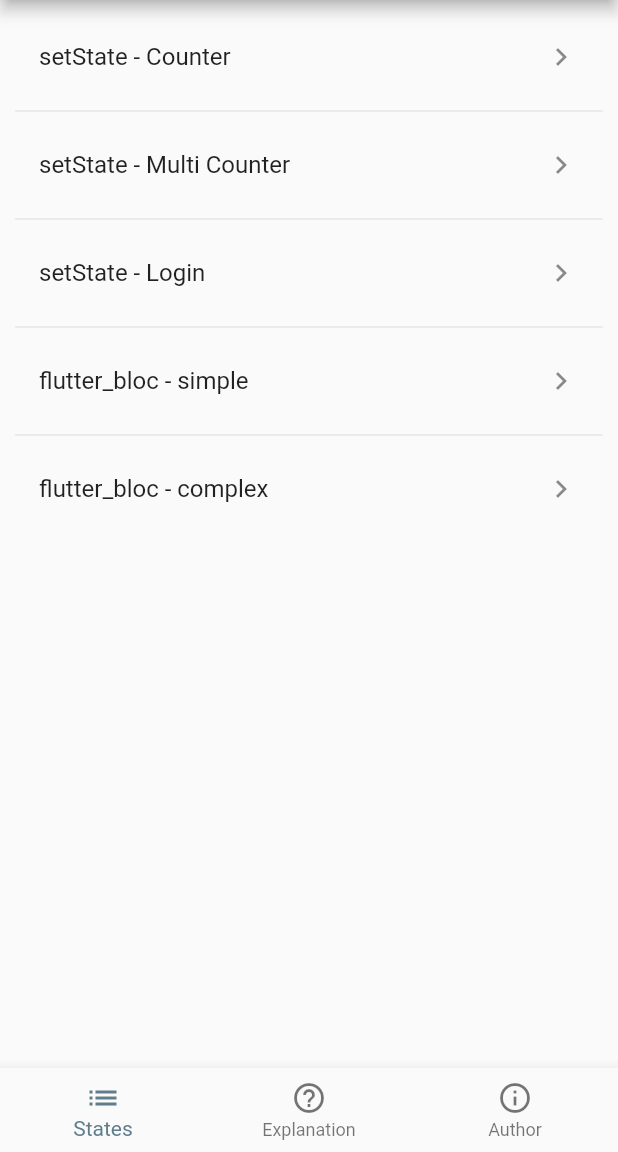
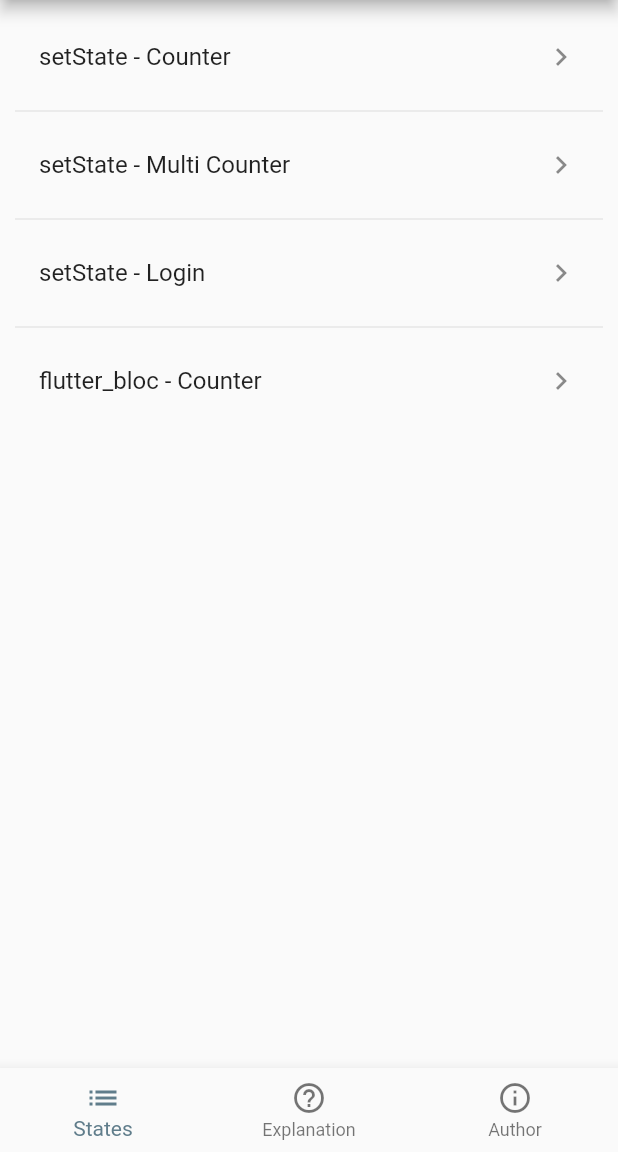
Before and after one commit to fluttervn/state_management_showcase, a Flutter app: the screen it shows after launch, on a phone screen of 412 x 824 dp, the part 84-1236 px from its top. Run offline on Flutter 3.47's test engine with Material 2 defaults, Android fonts, the phone set to English and light mode, and no system bars; our stand-ins replace bloc, equatable, flutter_bloc, fluttertoast; missing offline and left inert: flutter_fimber, flutter_hud.

Commit message:
Refactor `flutter_bloc`: 2 packages `/account` and `/counter`

```diff
--- /dev/null
+++ b/lib/bloc/bloc_index.dart
@@ -0,0 +1 @@
+export 'counter/bloc_counter.dart';
--- a/lib/bloc/bloc_simple_main.dart
+++ b/lib/bloc/counter/bloc_counter.dart
@@ -1,21 +1,21 @@
 import 'package:flutter/material.dart';
 import 'package:flutter/widgets.dart';
 import 'package:flutter_bloc/flutter_bloc.dart';
-import 'package:state_management_showcase/util/base_simple.dart';
+import 'package:state_management_showcase/util/util_index.dart';
 
 import 'counter_bloc.dart';
 
-class BlocSimpleMainPage extends StatelessWidget {
+class BlocCounterPage extends StatelessWidget {
   @override
   Widget build(BuildContext context) {
     return BlocProvider<CounterBloc>(
       builder: (context) => CounterBloc(),
-      child: _BlocSimpleChildPage(),
+      child: _BlocCounterChildPage(),
     );
   }
 }
 
-class _BlocSimpleChildPage extends StatelessWidget {
+class _BlocCounterChildPage extends StatelessWidget {
   @override
   Widget build(BuildContext context) {
     // ignore: close_sinks
@@ -23,7 +23,7 @@ class _BlocSimpleChildPage extends StatelessWidget {
 
     return Scaffold(
       appBar: AppBar(
-        title: Text('flutter_bloc - simple'),
+        title: Text('flutter_bloc - Counter'),
       ),
       body: Center(
         child: BlocBuilder<CounterBloc, int>(
--- a/lib/tab_list_state_mgmt.dart
+++ b/lib/tab_list_state_mgmt.dart
@@ -1,7 +1,6 @@
 import 'package:flutter/material.dart';
 import 'package:flutter/widgets.dart';
-import 'package:state_management_showcase/bloc/bloc_complex_login.dart';
-import 'package:state_management_showcase/bloc/bloc_simple_main.dart';
+import 'package:state_management_showcase/bloc/bloc_index.dart';
 import 'package:state_management_showcase/setstate/setstate_index.dart';
 import 'package:state_management_showcase/util/util_index.dart';
 
@@ -11,8 +10,8 @@ final Map<String, Widget> mapScreens = {
   'setState - Counter': SetStateCounterPage(),
   'setState - Multi Counter': SetStateMultiCounterPage(),
   'setState - Login': SetStateAccountIntroPage(),
-  'flutter_bloc - simple': BlocSimpleMainPage(),
-  'flutter_bloc - complex': BlocComplexLoginPage(),
+  'flutter_bloc - Counter': BlocCounterPage(),
+//  'flutter_bloc - complex': BlocComplexLoginPage(),
 };
 
 class ListStateManagementPage extends StatelessWidget {
```
Also changed, not shown: lib/bloc/account/bloc_complex_login.dart (renamed from lib/bloc/bloc_complex_login.dart), lib/bloc/account/bloc_complex_main.dart (renamed from lib/bloc/bloc_complex_main.dart), lib/bloc/account/validation_bloc.dart (renamed from lib/bloc/validation_bloc.dart), lib/bloc/counter/counter_bloc.dart (renamed from lib/bloc/counter_bloc.dart).
